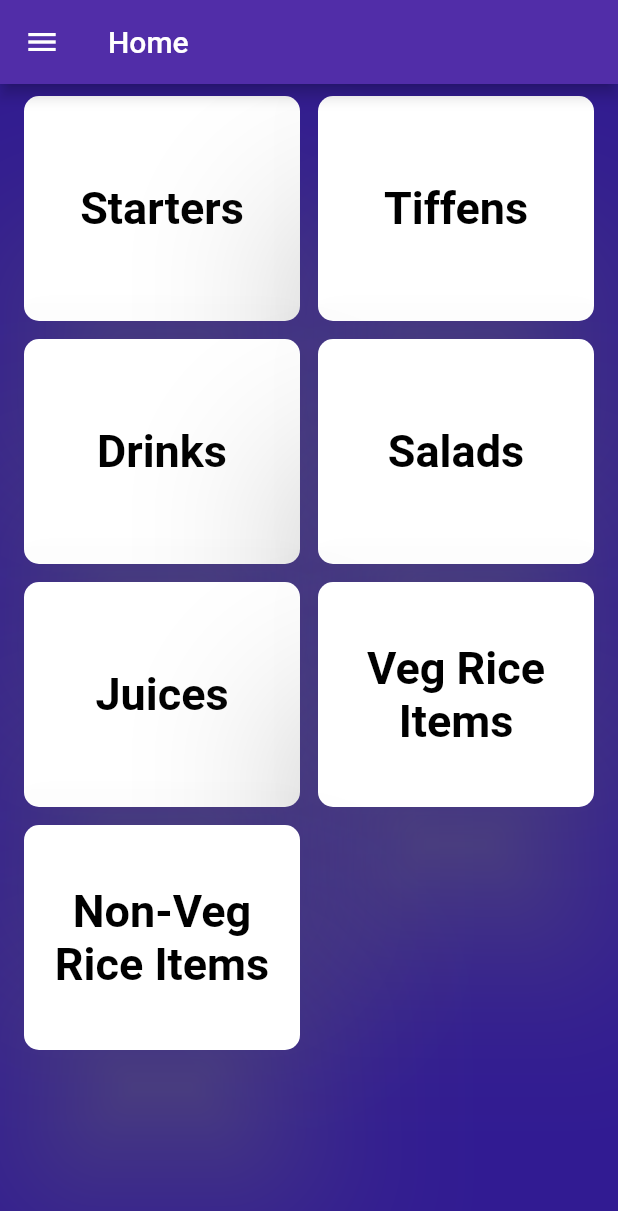
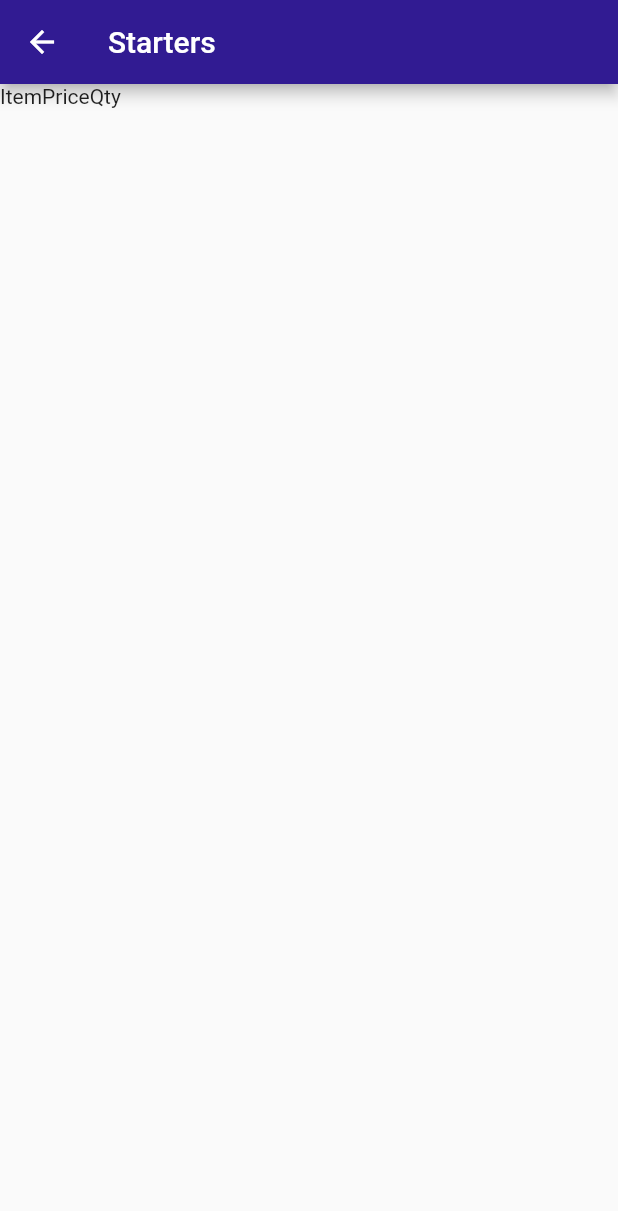
Before and after one commit to Narendranath2/hotels_and_orders, a Flutter app: the homeScreen screen opened directly, after a tap on "Starters", on a phone screen of 412 x 824 dp. Shown: the top 1211 px of the screen. Run offline on Flutter 3.47's test engine with Material 2 defaults, Android fonts, the light colour scheme and no system bars.

Commit message:
Initial Commit

```diff
--- a/lib/contentScreen.dart
+++ b/lib/contentScreen.dart
@@ -1,17 +1,75 @@
 import 'package:flutter/material.dart';
 
-class conmtentScreen extends StatefulWidget {
-  @override
-  _conmtentScreenState createState() => _conmtentScreenState();
+void main() {
+  runApp(new MyApp());
 }
 
-class _conmtentScreenState extends State<conmtentScreen> {
+class MyApp extends StatelessWidget {
   @override
   Widget build(BuildContext context) {
-    return Container(
-      color: Colors.deepPurpleAccent,
-      child: ListView(
-        children: <Widget>[],
+    return new MaterialApp(
+      debugShowCheckedModeBanner: false,
+      home: contentScreen(""),
+    );
+  }
+}
+
+
+class contentScreen extends StatefulWidget {
+  String tittle = "";
+
+  contentScreen(String myTittle) {
+    this.tittle = myTittle;
+  }
+  @override
+  _contentScreenState createState() => _contentScreenState(this.tittle);
+
+}
+
+class _contentScreenState extends State<contentScreen> {
+  _contentScreenState(String myTitle) {
+    this.title = myTitle;
+  }
+
+  String title = "Content";
+  @override
+  Widget build(BuildContext context) {
+    return Scaffold(
+        appBar: new AppBar(
+          backgroundColor: Colors.deepPurple[900],
+          title: Text(title),
+        ),
+        body: Container(
+          child: Column(
+            children: <Widget>[
+              Row(
+                children: <Widget>[
+                  Text("Item"),
+                  Text("Price"),
+                  Text("Qty"),
+                ],
+              ),
+            ],
+          ),
+        )
+    );
+  }
+
+  Widget itemFormat(String itemName, String itemPrice) {
+    return Card(
+      child: Row(
+        crossAxisAlignment: CrossAxisAlignment.center,
+        mainAxisAlignment: MainAxisAlignment.spaceEvenly,
+        children: <Widget>[
+          Text(itemName,
+            style: new TextStyle(fontSize: 30, fontWeight: FontWeight.bold),),
+          Text(itemPrice,
+            style: new TextStyle(fontSize: 30, fontWeight: FontWeight.bold),),
+          Icon(Icons.arrow_upward, size: 40,),
+          Icon(Icons.arrow_downward, size: 40,),
+          Text("2",
+            style: new TextStyle(fontSize: 30, fontWeight: FontWeight.bold),),
+        ],
       ),
     );
   }
--- a/lib/homeScreen.dart
+++ b/lib/homeScreen.dart
@@ -1,6 +1,6 @@
 import 'package:flutter/material.dart';
 import 'package:flutter_staggered_grid_view/flutter_staggered_grid_view.dart';
-
+import 'package:hotels_and_orders/contentScreen.dart';
 class homeScreen extends StatefulWidget {
   @override
   _homeScreenState createState() => _homeScreenState();
@@ -12,7 +12,7 @@ class _homeScreenState extends State<homeScreen> {
     return Scaffold(
       appBar: new AppBar(
         title: Text("Home"),
-        backgroundColor: Colors.deepPurple[700],
+        backgroundColor: Colors.deepPurple[900],
       ),
       body: Container(
         color: Colors.deepPurple[900],
@@ -27,17 +27,19 @@ class _homeScreenState extends State<homeScreen> {
             foodType("Drinks"),
             foodType("Salads"),
             foodType("Juices"),
-            foodType("Veg Rice Items"),
-            foodType("Non-Veg Rice Items"),
+            foodType("Veg"),
+            foodType("Non-Veg"),
+            foodType("Soft Drinks"),
           ],
           staggeredTiles: [
-            StaggeredTile.extent(1, 150.0),
-            StaggeredTile.extent(1, 150.0),
-            StaggeredTile.extent(1, 150.0),
-            StaggeredTile.extent(1, 150.0),
-            StaggeredTile.extent(1, 150.0),
-            StaggeredTile.extent(1, 150.0),
-            StaggeredTile.extent(1, 150.0),
+            StaggeredTile.extent(1, 200.0),
+            StaggeredTile.extent(1, 200.0),
+            StaggeredTile.extent(1, 200.0),
+            StaggeredTile.extent(1, 200.0),
+            StaggeredTile.extent(1, 200.0),
+            StaggeredTile.extent(1, 200.0),
+            StaggeredTile.extent(1, 200.0),
+            StaggeredTile.extent(1, 200.0),
           ],
         ),
       ),
@@ -45,7 +47,7 @@ class _homeScreenState extends State<homeScreen> {
         child: ListView(
           children: <Widget>[
             Image.asset(
-              'images/servingboy.jpg',
+              'images/waiter.png',
             ),
             Divider(
               color: Colors.deepPurple[900],
@@ -108,36 +110,37 @@ class _homeScreenState extends State<homeScreen> {
     );
   }
 
-  Container foodType(String type) {
-    return Container(
-      child: GestureDetector(
-        onTap: () {
-          print("You tapped  $type");
-        },
-        child: Material(
-          borderRadius: BorderRadius.circular(10.0),
-          elevation: 50.0,
-          color: Colors.white,
-          shadowColor: Colors.grey,
-          child: Center(
-            child: Padding(
-              padding: const EdgeInsets.all(8.0),
+  Widget foodType(String type) {
+    return GestureDetector(
+      onTap: () {
+        Navigator.push(context,
+            MaterialPageRoute(builder: (context) => contentScreen(type)));
+      },
+      child: Container(
+        child: ClipRRect(
+          borderRadius: BorderRadius.circular(20.0),
+          child: Container(
+              color: Colors.white,
               child: Column(
-                mainAxisAlignment: MainAxisAlignment.center,
                 children: <Widget>[
                   Container(
-                      child: Text(
-                    type,
-                    textAlign: TextAlign.center,
-                    style: TextStyle(
-                      color: Colors.black,
-                      fontSize: 30,
-                      fontWeight: FontWeight.bold,
-                    ),
-                  )),
+                    height: 20,
+                  ),
+                  FittedBox(
+                    fit: BoxFit.contain,
+                    child: new Image.asset('images/plate_icon.png'),
+                  ),
+                  Container(
+                    height: 20,
+                  ),
+                  FittedBox(
+                    fit: BoxFit.cover,
+                    child: Text(type, style: new TextStyle(color: Colors.black,
+                        fontSize: 40,
+                        fontWeight: FontWeight.bold),),
+                  )
                 ],
-              ),
-            ),
+              )
           ),
         ),
       ),
--- a/pubspec.yaml
+++ b/pubspec.yaml
@@ -42,6 +42,7 @@ flutter:
     - images/hotel.jpg
     - images/hotelsign.jpg
     - images/servingboy.jpg
+    - images/waiter.png
 
 
 
```
Also changed, not shown: lib/main.dart (+18 -17 lines), images/waiter.png (added).
